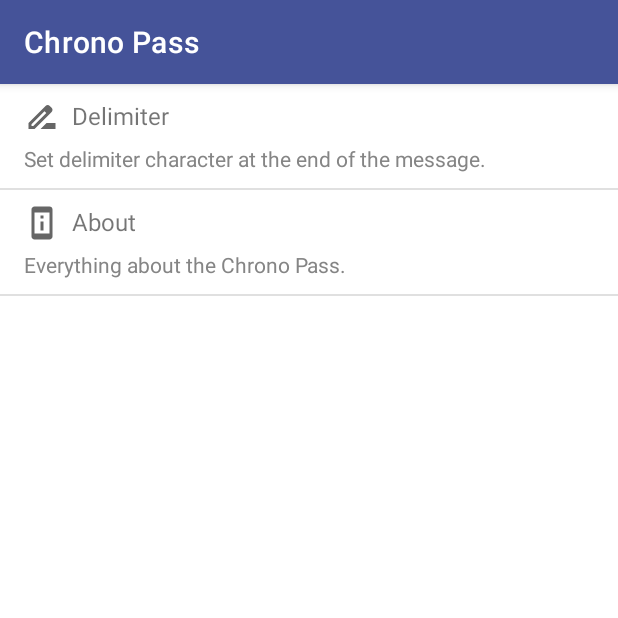
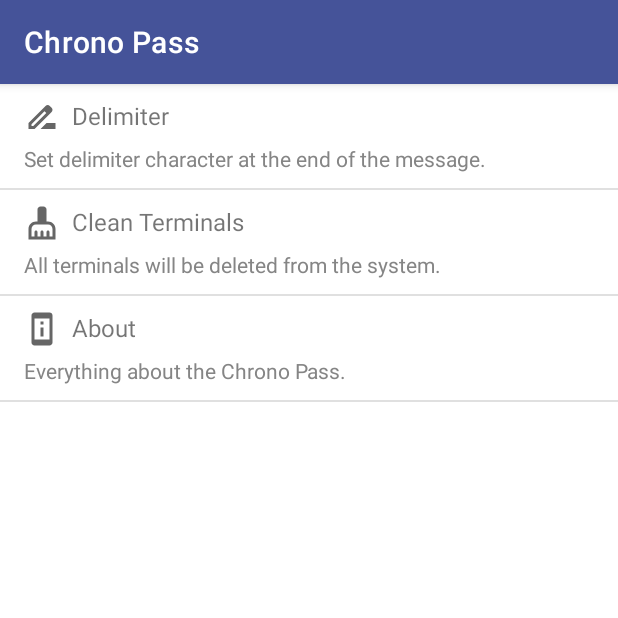
Before and after one commit to diegoftozetto/BluetoothTerminal, an Android app: the fragment SettingsFragment shown on its own in the app's theme, on a phone screen of 412 x 824 dp, the top half of it. Run offline under Robolectric (Android 15) with nearby library versions, the phone set to English and light mode, and no system bars.

Commit message:
Modifica sistema de limpeza do terminal e alguns ajustes

```diff
--- a/app/src/main/java/com/example/chronopassbluetoothterminal/controller/SettingsController.java
+++ b/app/src/main/java/com/example/chronopassbluetoothterminal/controller/SettingsController.java
@@ -14,6 +14,7 @@ import androidx.recyclerview.widget.DividerItemDecoration;
 import androidx.recyclerview.widget.LinearLayoutManager;
 
 import com.example.chronopassbluetoothterminal.R;
+import com.example.chronopassbluetoothterminal.database.DatabaseHelper;
 import com.example.chronopassbluetoothterminal.model.Settings;
 import com.example.chronopassbluetoothterminal.utils.AppConstant;
 import com.example.chronopassbluetoothterminal.utils.RecyclerTouchListener;
@@ -33,18 +34,24 @@ public class SettingsController {
 
     private List<Settings> settingsList;
 
+    private final DatabaseHelper db;
+
     public SettingsController(SettingsFragment objSF, Context context) {
         this.objSF = objSF;
         this.context = context;
 
+        this.db = new DatabaseHelper(context);
         this.settingsList = new ArrayList<>();
 
         Settings delimiter = new Settings(context.getString(R.string.settings_delimiter),
                 context.getString(R.string.settings_delimiter_description), R.drawable.ic_seetings_delimiter);
+        Settings cleanTerminal = new Settings(context.getString(R.string.settings_clean_terminal),
+                context.getString(R.string.settings_all_terminals_description), R.drawable.ic_clean_terminal);
         Settings about = new Settings(context.getString(R.string.settings_about),
                 context.getString(R.string.settings_about_description), R.drawable.ic_settings_about);
 
         this.settingsList.add(delimiter);
+        this.settingsList.add(cleanTerminal);
         this.settingsList.add(about);
 
         initRecyclerView();
@@ -63,6 +70,9 @@ public class SettingsController {
             public void onClick(View view, final int position) {
                 if (position == 0) {
                     showEditDelimiterDialog();
+                } else if (position == 1) {
+                    db.deleteAllTextTerminal();
+                    Toast.makeText(context, context.getString(R.string.settings_all_terminals_clean), Toast.LENGTH_LONG).show();
                 } else {
                     showAboutDialog();
                 }
--- /dev/null
+++ b/app/src/main/res/drawable/ic_clean_terminal.xml
@@ -0,0 +1,10 @@
+<vector xmlns:android="http://schemas.android.com/apk/res/android"
+    android:width="24dp"
+    android:height="24dp"
+    android:viewportWidth="24"
+    android:viewportHeight="24"
+    android:tint="?attr/colorControlNormal">
+  <path
+      android:fillColor="@android:color/white"
+      android:pathData="M16,11h-1V3c0,-1.1 -0.9,-2 -2,-2h-2C9.9,1 9,1.9 9,3v8H8c-2.76,0 -5,2.24 -5,5v7h18v-7C21,13.24 18.76,11 16,11zM19,21h-2v-3c0,-0.55 -0.45,-1 -1,-1s-1,0.45 -1,1v3h-2v-3c0,-0.55 -0.45,-1 -1,-1s-1,0.45 -1,1v3H9v-3c0,-0.55 -0.45,-1 -1,-1s-1,0.45 -1,1v3H5v-5c0,-1.65 1.35,-3 3,-3h8c1.65,0 3,1.35 3,3V21z"/>
+</vector>
--- a/app/src/main/res/drawable/ic_menu_delete.xml
+++ /dev/null
@@ -1,5 +0,0 @@
-<vector android:height="24dp" android:tint="#FFFFFF"
-    android:viewportHeight="24" android:viewportWidth="24"
-    android:width="24dp" xmlns:android="http://schemas.android.com/apk/res/android">
-    <path android:fillColor="@android:color/white" android:pathData="M6,19c0,1.1 0.9,2 2,2h8c1.1,0 2,-0.9 2,-2V7H6v12zM19,4h-3.5l-1,-1h-5l-1,1H5v2h14V4z"/>
-</vector>
--- a/app/src/main/res/menu/menu_terminal.xml
+++ b/app/src/main/res/menu/menu_terminal.xml
@@ -2,9 +2,9 @@
 <menu xmlns:android="http://schemas.android.com/apk/res/android"
     xmlns:app="http://schemas.android.com/apk/res-auto">
     <item
-        android:id="@+id/ic_menu_delete"
-        android:icon="@drawable/ic_menu_delete"
-        android:title="@string/menu_delete"
+        android:id="@+id/ic_menu_clean_terminal"
+        android:icon="@drawable/ic_clean_terminal"
+        android:title="@string/menu_clean"
         app:showAsAction="ifRoom" />
 
     <item
--- a/app/src/main/res/values/strings.xml
+++ b/app/src/main/res/values/strings.xml
@@ -54,6 +54,7 @@
     <string name="delimiter_send">Delimiter (Send)</string>
     <string name="delimiter_receive">Delimiter (Receive)</string>
     <string name="link_web_freepik"><div>Chrono Pass uses icons made by <a href="https://www.freepik.com" title="Freepik">Freepik</a> from <a href="https://www.flaticon.com/" title="Flaticon">www.flaticon.com</a></div></string>
+    <string name="settings_about_copyright">Copyright© 2021 <b>VIDO.LA</b>. All rights reserved.</string>
     <!-- Terminal -->
     <string name="title_terminal">Terminal</string>
     <string name="tv_messages_connecting">Connecting…</string>
@@ -64,7 +65,10 @@
     <string name="sp_item_terminal">Manual Control</string>
     <string name="title_activity_terminal" translatable="false">Terminal</string>
     <string name="menu_connect">Device Connect</string>
-    <string name="menu_delete">Clean Terminal</string>
+    <string name="menu_clean">Clean Terminal</string>
+    <string name="settings_clean_terminal">Clean Terminals</string>
+    <string name="settings_all_terminals_description">All terminals will be deleted from the system.</string>
+    <string name="settings_all_terminals_clean">All terminals clean!</string>
     <!-- Others -->
     <string name="positive_button_save">Save</string>
     <string name="positive_button_update">Update</string>
```
Also changed, not shown: app/src/main/java/com/example/chronopassbluetoothterminal/database/DatabaseHelper.java (+7 -0 lines), app/src/main/java/com/example/chronopassbluetoothterminal/view/NavigationDrawerActivity.java (+7 -0 lines), app/src/main/java/com/example/chronopassbluetoothterminal/view/TerminalActivity.java (+17 -2 lines), app/src/main/res/layout/dialog_settings_about.xml (+18 -5 lines), 1 other file.
